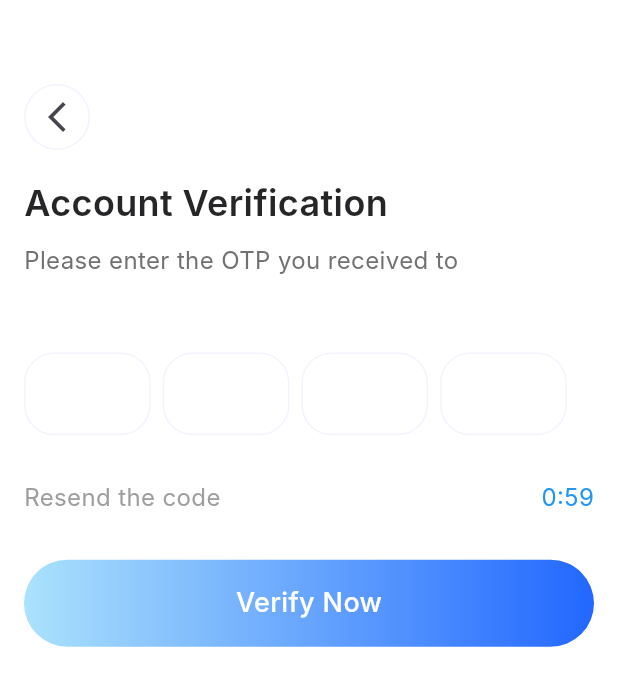
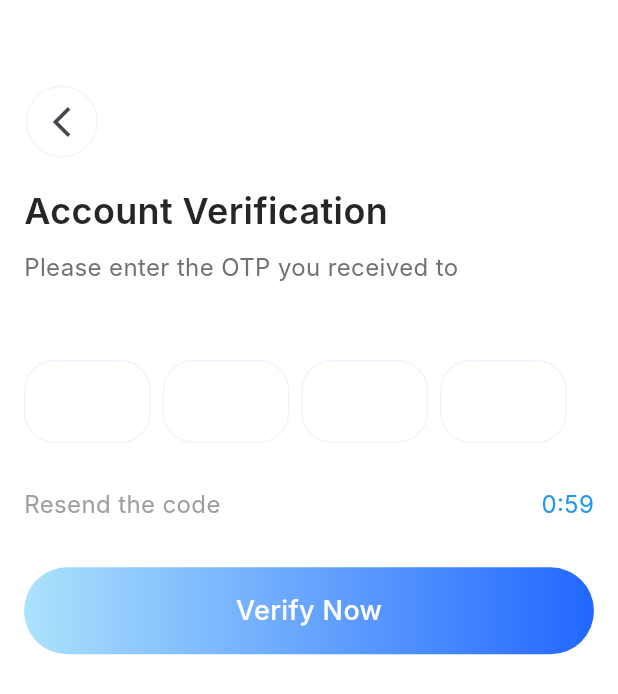
Before and after one commit to MustuBharmal/DocBookingApp, a Flutter app: the AccountVerificationScreen screen opened by its route, on a phone screen of 412 x 824 dp. Shown: the top 694 px of the screen. Run offline on Flutter 3.47's test engine with Material 3 defaults, Android fonts, the phone set to English and light mode, and no system bars; drawn by our look-alikes of pinput; our stand-ins replace country_picker, dotted_border, flutter_svg, get, get_storage, google_fonts and 2 more; accounts and stored records are empty; Roboto replaces fonts that are missing (Inter); project files that could hold a hidden picture were left out.

Commit message:
authentication complete

```diff
--- a/lib/presentations/authentication/views/account_verification_screen.dart
+++ b/lib/presentations/authentication/views/account_verification_screen.dart
@@ -1,5 +1,6 @@
 import 'package:doc_booking_app/presentations/authentication/controller/authentication_controller.dart';
 import 'package:doc_booking_app/presentations/authentication/widget/custom_pinput.dart';
+import 'package:doc_booking_app/util/log_utils.dart';
 import 'package:flutter/material.dart';
 import 'package:get/get.dart';
 
@@ -21,17 +22,19 @@ class AccountVerificationScreen extends GetView<AuthenticationController> {
 
   @override
   Widget build(BuildContext context) {
+    LogUtil.debug("${Get.height * 0.0583}");
     return Scaffold(
       body: Container(
         padding: EdgeInsets.all(16),
         child: Column(
           crossAxisAlignment: CrossAxisAlignment.start,
           children: [
+            //icon for back
             Padding(
-              padding: const EdgeInsets.only(top: 40, bottom: 18),
+              padding: const EdgeInsets.only(top: 41, bottom: 18),
               child: Container(
-                width: 44,
-                height: 44,
+                width: Get.width * 0.1224,
+                height: Get.height * 0.0583,
                 decoration: BoxDecoration(
                     border: Border.all(color: AppColors.borderColor),
                     shape: BoxShape.circle,
```
